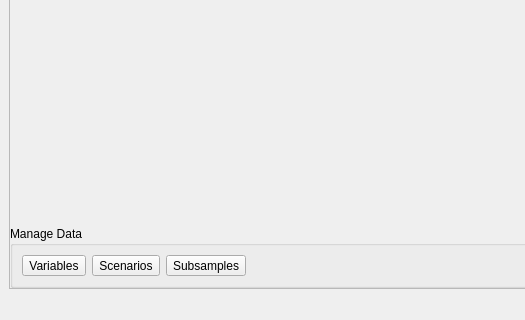
This is braviz/interaction/qt_guis/menu2_light.ui in diego0020/braviz-app as Qt 5 draws it before an edit; both pictures show x 0 to 525 and y 467 to 787 of the 624 by 787 pixel window. The edited form follows.
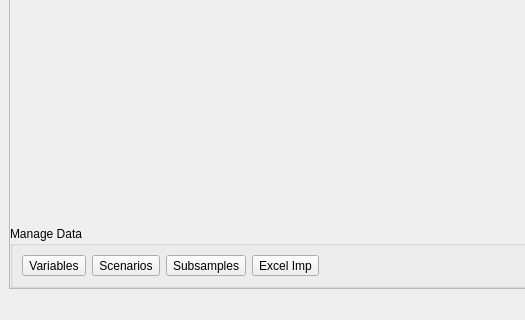
This is the edited form. Icons and pictures are not drawn.

Commit message: import from excel

Diff of the .ui file:
```diff
--- a/braviz/interaction/qt_guis/menu2_light.ui
+++ b/braviz/interaction/qt_guis/menu2_light.ui
@@ -495,6 +495,33 @@
             </property>
            </widget>
           </item>
+          <item>
+           <widget class="QToolButton" name="excel">
+            <property name="enabled">
+             <bool>true</bool>
+            </property>
+            <property name="toolTip">
+             <string>Import variables from excel</string>
+            </property>
+            <property name="text">
+             <string>Excel Imp</string>
+            </property>
+            <property name="icon">
+             <iconset>
+              <normalon>:/icons/database.png</normalon>
+             </iconset>
+            </property>
+            <property name="iconSize">
+             <size>
+              <width>50</width>
+              <height>30</height>
+             </size>
+            </property>
+            <property name="toolButtonStyle">
+             <enum>Qt::ToolButtonTextUnderIcon</enum>
+            </property>
+           </widget>
+          </item>
           <item>
            <spacer name="horizontalSpacer_4">
             <property name="orientation">
```
The commit also changes 8 other files.
